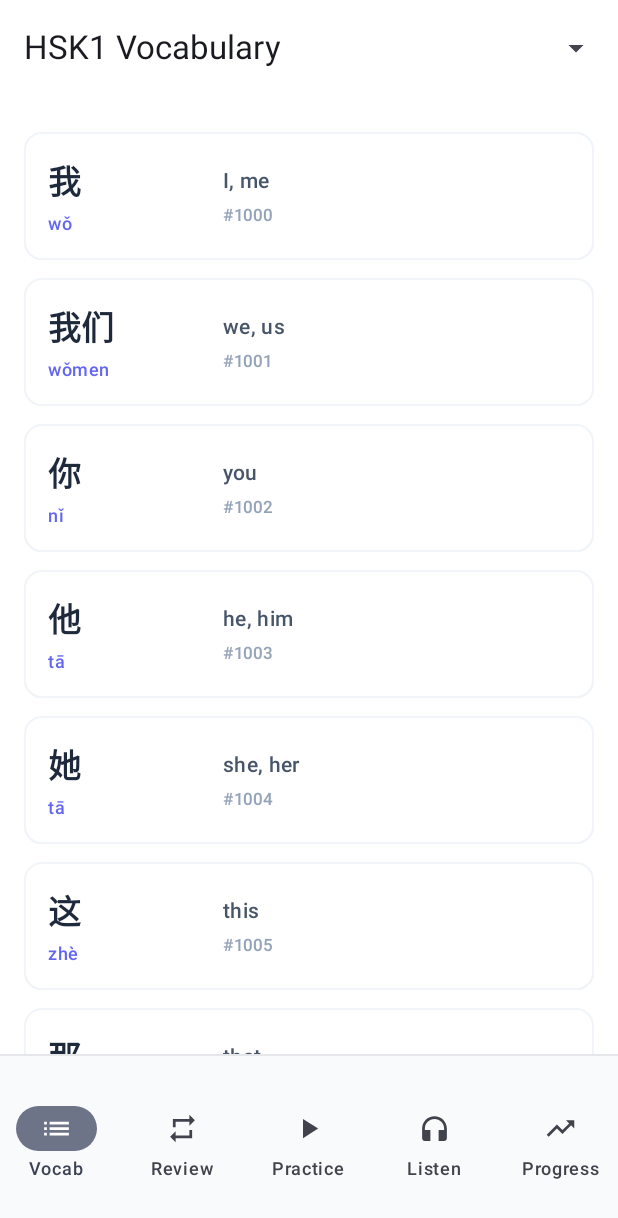
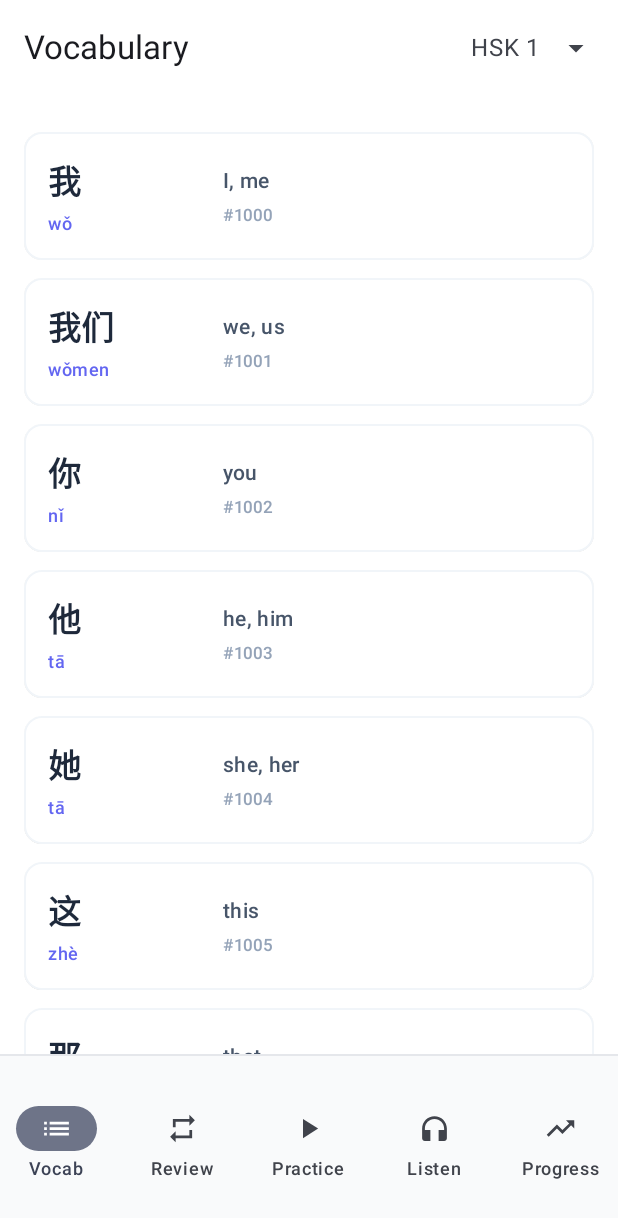
Before and after one commit to salmanajma3862/hsk4mastery-kotlin, an Android app built with Jetpack Compose: the screen it shows after launch (MainActivity), on a phone screen of 412 x 824 dp. Shown: the top 1218 px of the screen. Run offline under Robolectric (Android 15) with nearby library versions, the phone set to English and light mode, and no system bars; our stand-ins replace Dagger/Hilt's generated code, Room's generated code.

```diff
--- a/app/src/main/java/com/salmanajmal/hsk4mastery/ui/wordlist/WordListScreen.kt
+++ b/app/src/main/java/com/salmanajmal/hsk4mastery/ui/wordlist/WordListScreen.kt
@@ -43,17 +43,20 @@ fun WordListScreen(
             TopAppBar(
                 modifier = Modifier.statusBarsPadding(),
                 title = {
-                    // Dynamic title reflecting selected level
-                    Text(text = "HSK${uiState.selectedLevel} Vocabulary")
+                    Text(text = "Vocabulary")
                 },
                 // match the list Surface background so header appears seamless
                 colors = TopAppBarDefaults.topAppBarColors(containerColor = Color.White),
                 actions = {
-                    // Dropdown anchored to the top-right action icon
-                    Box {
+                    // Level picker showing "HSK {level}" with dropdown
+                    Row(verticalAlignment = Alignment.CenterVertically) {
+                        Text(text = "HSK ${uiState.selectedLevel}")
                         IconButton(onClick = { isMenuExpanded = !isMenuExpanded }) {
                             Icon(imageVector = Icons.Filled.ArrowDropDown, contentDescription = "Select HSK level")
                         }
+                    }
+                    // Dropdown anchored to the top-right action
+                    Box {
                         DropdownMenu(
                             expanded = isMenuExpanded,
                             onDismissRequest = { isMenuExpanded = false }
```
